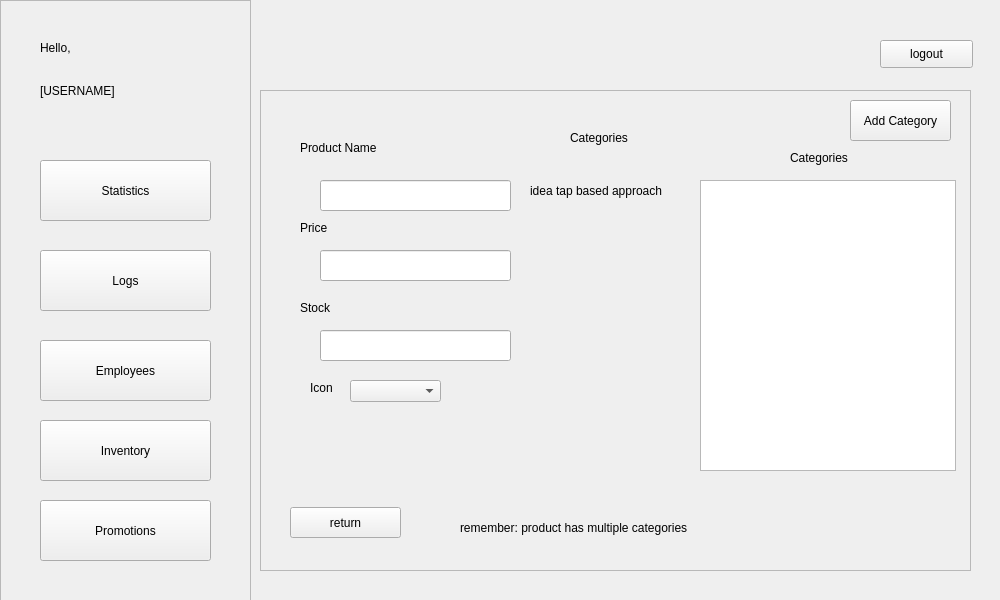
Before: the Qt Designer form POS/UI/inventoryAdd.ui in ReiZedlav/CSCC-21.1-Software-Engineering-1, drawn with Qt 5.
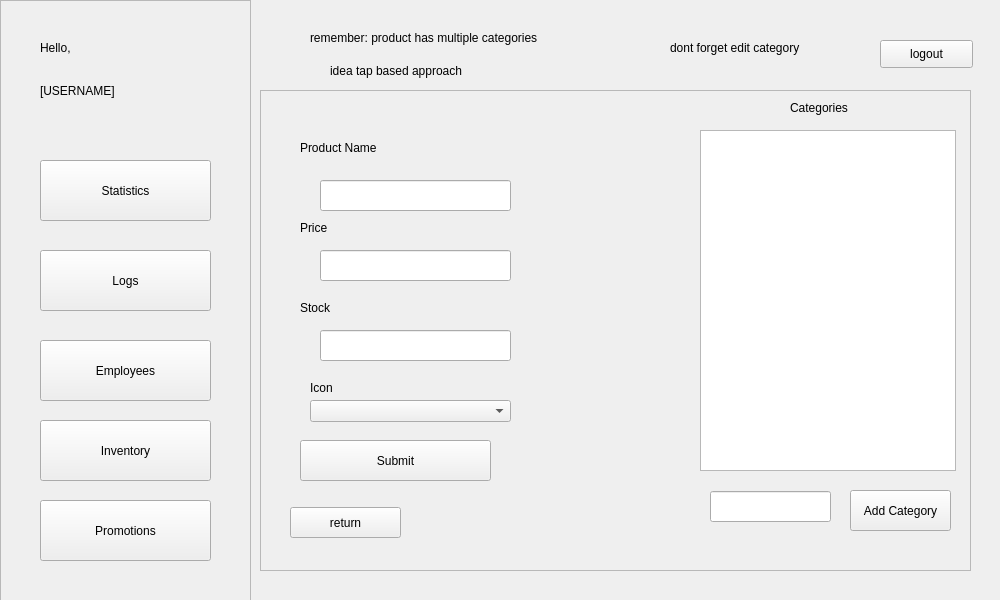
After: the same form once the commit is applied.

Commit message: Added Category Selection

```diff
--- a/POS/UI/inventoryAdd.ui
+++ b/POS/UI/inventoryAdd.ui
@@ -153,9 +153,9 @@
      <property name="geometry">
       <rect>
        <x>440</x>
-       <y>90</y>
+       <y>40</y>
        <width>256</width>
-       <height>291</height>
+       <height>341</height>
       </rect>
      </property>
     </widget>
@@ -163,7 +163,7 @@
      <property name="geometry">
       <rect>
        <x>530</x>
-       <y>60</y>
+       <y>10</y>
        <width>141</width>
        <height>16</height>
       </rect>
@@ -205,9 +205,9 @@
     <widget class="QComboBox" name="comboBox_2">
      <property name="geometry">
       <rect>
-       <x>90</x>
-       <y>290</y>
-       <width>91</width>
+       <x>50</x>
+       <y>310</y>
+       <width>201</width>
        <height>22</height>
       </rect>
      </property>
@@ -251,19 +251,6 @@
       <string>Stock</string>
      </property>
     </widget>
-    <widget class="QLabel" name="label_6">
-     <property name="geometry">
-      <rect>
-       <x>310</x>
-       <y>40</y>
-       <width>121</width>
-       <height>16</height>
-      </rect>
-     </property>
-     <property name="text">
-      <string>Categories</string>
-     </property>
-    </widget>
     <widget class="QLabel" name="label_7">
      <property name="geometry">
       <rect>
@@ -277,19 +264,6 @@
       <string>Icon</string>
      </property>
     </widget>
-    <widget class="QLabel" name="label_8">
-     <property name="geometry">
-      <rect>
-       <x>200</x>
-       <y>430</y>
-       <width>271</width>
-       <height>16</height>
-      </rect>
-     </property>
-     <property name="text">
-      <string>remember: product has multiple categories</string>
-     </property>
-    </widget>
     <widget class="QPushButton" name="pushButton">
      <property name="geometry">
       <rect>
@@ -307,7 +281,7 @@
      <property name="geometry">
       <rect>
        <x>590</x>
-       <y>10</y>
+       <y>400</y>
        <width>101</width>
        <height>41</height>
       </rect>
@@ -316,20 +290,69 @@
       <string>Add Category</string>
      </property>
     </widget>
-    <widget class="QLabel" name="label_9">
+    <widget class="QLineEdit" name="lineEdit_4">
      <property name="geometry">
       <rect>
-       <x>270</x>
-       <y>70</y>
-       <width>161</width>
-       <height>61</height>
+       <x>450</x>
+       <y>401</y>
+       <width>121</width>
+       <height>31</height>
+      </rect>
+     </property>
+    </widget>
+    <widget class="QPushButton" name="pushButton_3">
+     <property name="geometry">
+      <rect>
+       <x>40</x>
+       <y>350</y>
+       <width>191</width>
+       <height>41</height>
       </rect>
      </property>
      <property name="text">
-      <string>idea tap based approach</string>
+      <string>Submit</string>
      </property>
     </widget>
    </widget>
+   <widget class="QLabel" name="label_9">
+    <property name="geometry">
+     <rect>
+      <x>330</x>
+      <y>40</y>
+      <width>161</width>
+      <height>61</height>
+     </rect>
+    </property>
+    <property name="text">
+     <string>idea tap based approach</string>
+    </property>
+   </widget>
+   <widget class="QLabel" name="label_8">
+    <property name="geometry">
+     <rect>
+      <x>310</x>
+      <y>30</y>
+      <width>271</width>
+      <height>16</height>
+     </rect>
+    </property>
+    <property name="text">
+     <string>remember: product has multiple categories</string>
+    </property>
+   </widget>
+   <widget class="QLabel" name="label_10">
+    <property name="geometry">
+     <rect>
+      <x>670</x>
+      <y>40</y>
+      <width>191</width>
+      <height>16</height>
+     </rect>
+    </property>
+    <property name="text">
+     <string>dont forget edit category</string>
+    </property>
+   </widget>
   </widget>
  </widget>
  <resources/>
```
Left out of the diff: 8 changed lines with no effect on the pictures. The commit also changes 19 other files.
